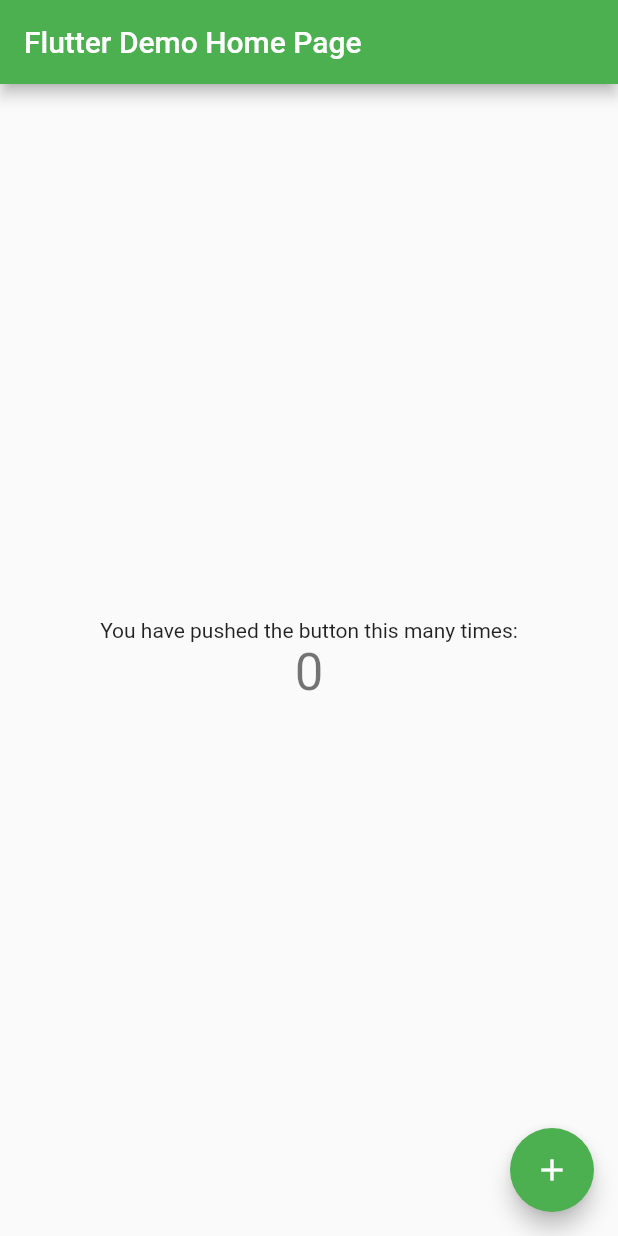
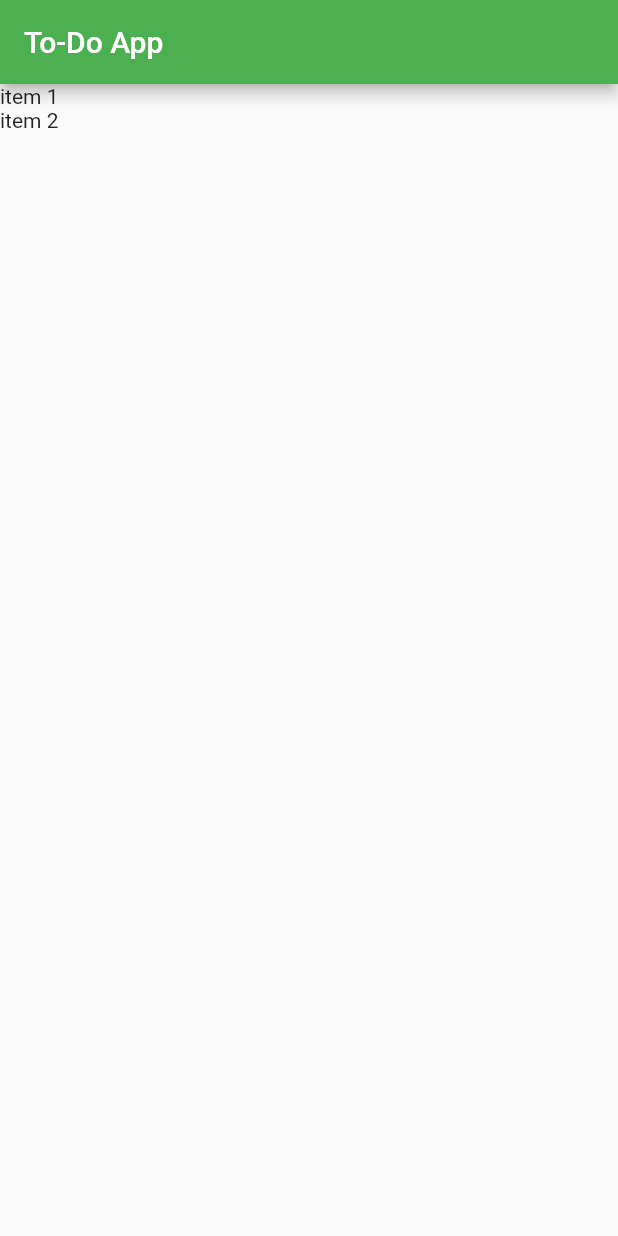
Before and after one commit to leticiabytes/todo_app, a Flutter app: the screen it shows after launch, on a phone screen of 412 x 824 dp. Run offline on Flutter 3.47's test engine with Material 2 defaults, Android fonts, the phone set to English and light mode, and no system bars.

Commit message:
feat: update home page screen
Signed-off-by: Letícia Vieira <lvieira268@gmail.com>

```diff
--- a/lib/main.dart
+++ b/lib/main.dart
@@ -1,115 +1,54 @@
 import 'package:flutter/material.dart';
 
+import 'models/item.dart';
+
 void main() {
-  runApp(const MyApp());
+  runApp(const App());
 }
 
-class MyApp extends StatelessWidget {
-  const MyApp({super.key});
+class App extends StatelessWidget {
+  const App({super.key});
 
   // This widget is the root of your application.
   @override
   Widget build(BuildContext context) {
     return MaterialApp(
-      title: 'Flutter Demo',
+      debugShowCheckedModeBanner: false,
+      title: 'To-Do App',
       theme: ThemeData(
-        // This is the theme of your application.
-        //
-        // Try running your application with "flutter run". You'll see the
-        // application has a blue toolbar. Then, without quitting the app, try
-        // changing the primarySwatch below to Colors.green and then invoke
-        // "hot reload" (press "r" in the console where you ran "flutter run",
-        // or simply save your changes to "hot reload" in a Flutter IDE).
-        // Notice that the counter didn't reset back to zero; the application
-        // is not restarted.
         primarySwatch: Colors.green,
       ),
-      home: const MyHomePage(title: 'Flutter Demo Home Page'),
+      home: HomePage(),
     );
   }
 }
 
-class MyHomePage extends StatefulWidget {
-  const MyHomePage({super.key, required this.title});
+class HomePage extends StatefulWidget {
+  var items = <Item>[];
 
-  // This widget is the home page of your application. It is stateful, meaning
-  // that it has a State object (defined below) that contains fields that affect
-  // how it looks.
-
-  // This class is the configuration for the state. It holds the values (in this
-  // case the title) provided by the parent (in this case the App widget) and
-  // used by the build method of the State. Fields in a Widget subclass are
-  // always marked "final".
-
-  final String title;
-
-  @override
-  State<MyHomePage> createState() => _MyHomePageState();
-}
-
-class _MyHomePageState extends State<MyHomePage> {
-  int _counter = 0;
-
-  void _incrementCounter() {
-    setState(() {
-      // This call to setState tells the Flutter framework that something has
-      // changed in this State, which causes it to rerun the build method below
-      // so that the display can reflect the updated values. If we changed
-      // _counter without calling setState(), then the build method would not be
-      // called again, and so nothing would appear to happen.
-      _counter++;
-    });
+  HomePage({super.key}) {
+    items = [];
+    items.add(Item(title: 'item 1', done: false));
+    items.add(Item(title: 'item 2', done: false));
   }
 
   @override
+  State<HomePage> createState() => _HomePageState();
+}
+
+class _HomePageState extends State<HomePage> {
+  @override
   Widget build(BuildContext context) {
-    // This method is rerun every time setState is called, for instance as done
-    // by the _incrementCounter method above.
-    //
-    // The Flutter framework has been optimized to make rerunning build methods
-    // fast, so that you can just rebuild anything that needs updating rather
-    // than having to individually change instances of widgets.
     return Scaffold(
       appBar: AppBar(
-        // Here we take the value from the MyHomePage object that was created by
-        // the App.build method, and use it to set our appbar title.
-        title: Text(widget.title),
+        title: const Text('To-Do App'),
       ),
-      body: Center(
-        // Center is a layout widget. It takes a single child and positions it
-        // in the middle of the parent.
-        child: Column(
-          // Column is also a layout widget. It takes a list of children and
-          // arranges them vertically. By default, it sizes itself to fit its
-          // children horizontally, and tries to be as tall as its parent.
-          //
-          // Invoke "debug painting" (press "p" in the console, choose the
-          // "Toggle Debug Paint" action from the Flutter Inspector in Android
-          // Studio, or the "Toggle Debug Paint" command in Visual Studio Code)
-          // to see the wireframe for each widget.
-          //
-          // Column has various properties to control how it sizes itself and
-          // how it positions its children. Here we use mainAxisAlignment to
-          // center the children vertically; the main axis here is the vertical
-          // axis because Columns are vertical (the cross axis would be
-          // horizontal).
-          mainAxisAlignment: MainAxisAlignment.center,
-          children: <Widget>[
-            const Text(
-              'You have pushed the button this many times:',
-            ),
-            Text(
-              '$_counter',
-              style: Theme.of(context).textTheme.headline4,
-            ),
-          ],
-        ),
+      body: ListView.builder(
+        itemCount: widget.items.length,
+        itemBuilder: (BuildContext ctxt, int index) {
+          return Text(widget.items[index].title);
+        },
       ),
-      floatingActionButton: FloatingActionButton(
-        onPressed: _incrementCounter,
-        tooltip: 'Increment',
-        child: const Icon(Icons.add),
-      ), // This trailing comma makes auto-formatting nicer for build methods.
     );
   }
 }
```
